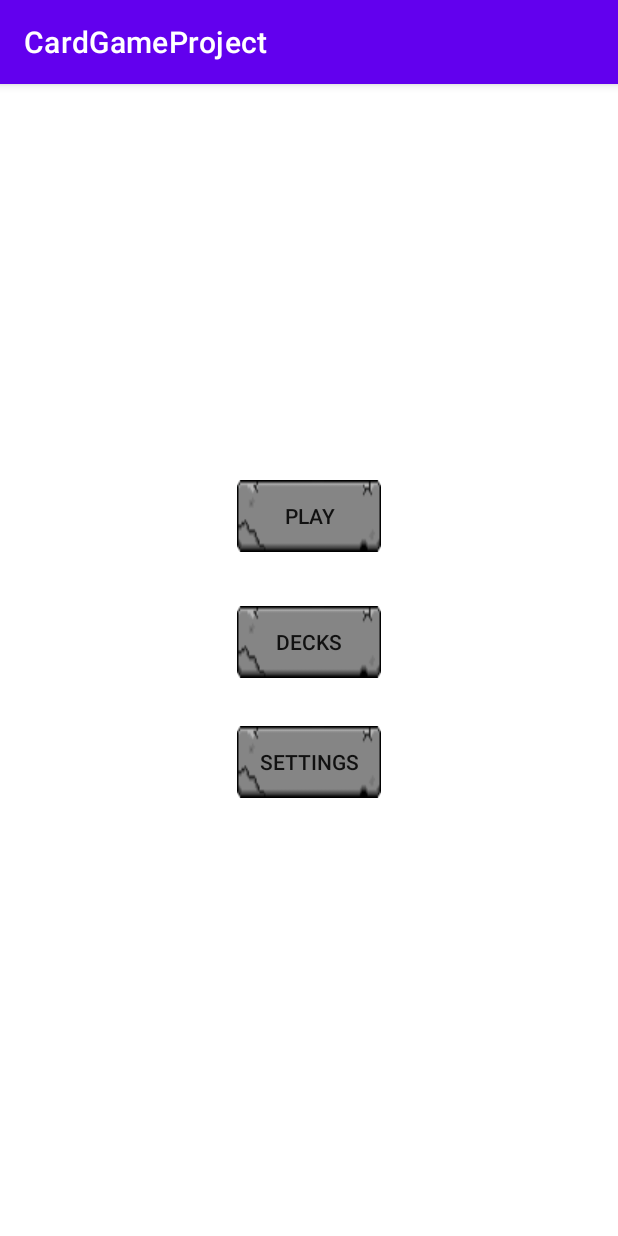
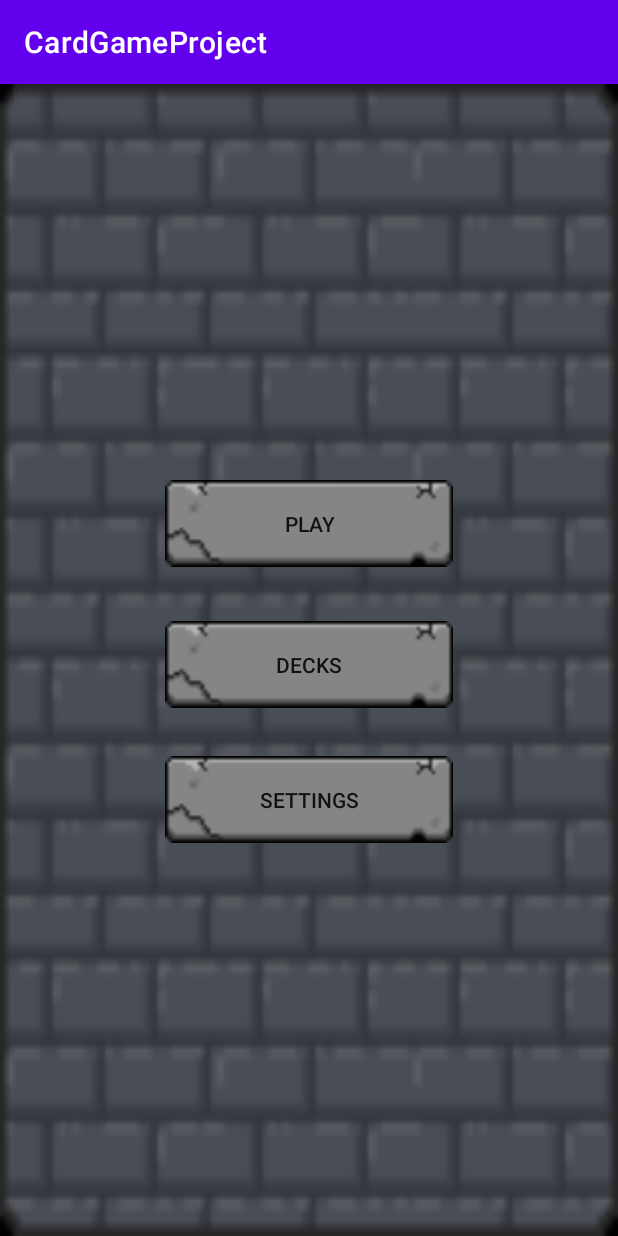
Before and after one commit to ASzecsenyi/TryProject, an Android app: the screen it shows after launch (MainActivity), on a phone screen of 412 x 824 dp. Run offline under Robolectric (Android 15) with nearby library versions, the phone set to English and light mode, and no system bars.

Commit message:
Buttons resized, background added.

```diff
--- a/app/src/main/res/layout/activity_main.xml
+++ b/app/src/main/res/layout/activity_main.xml
@@ -2,14 +2,16 @@
 <androidx.constraintlayout.widget.ConstraintLayout xmlns:android="http://schemas.android.com/apk/res/android"
     xmlns:app="http://schemas.android.com/apk/res-auto"
     xmlns:tools="http://schemas.android.com/tools"
-    android:layout_width="match_parent"
+    android:layout_width="wrap_content"
     android:layout_height="match_parent"
+    android:background="@drawable/background"
+    android:visibility="visible"
     tools:context=".MainActivity">
 
     <android.widget.Button
         android:id="@+id/buttonPlay"
-        android:layout_width="wrap_content"
-        android:layout_height="wrap_content"
+        android:layout_width="192dp"
+        android:layout_height="58dp"
         android:layout_marginStart="141dp"
         android:layout_marginTop="264dp"
         android:layout_marginEnd="142dp"
@@ -21,8 +23,8 @@
 
     <android.widget.Button
         android:id="@+id/buttonDecks"
-        android:layout_width="wrap_content"
-        android:layout_height="wrap_content"
+        android:layout_width="192dp"
+        android:layout_height="58dp"
         android:layout_marginStart="141dp"
         android:layout_marginTop="36dp"
         android:layout_marginEnd="142dp"
@@ -34,8 +36,8 @@
 
     <android.widget.Button
         android:id="@+id/buttonSettings"
-        android:layout_width="wrap_content"
-        android:layout_height="wrap_content"
+        android:layout_width="192dp"
+        android:layout_height="58dp"
         android:layout_marginStart="141dp"
         android:layout_marginTop="32dp"
         android:layout_marginEnd="142dp"
```
Also changed, not shown: app/src/main/res/drawable/back.png (added), app/src/main/res/drawable/n_vtelen1.png (added), app/src/main/res/drawable/n_vtelen3.png (added).
